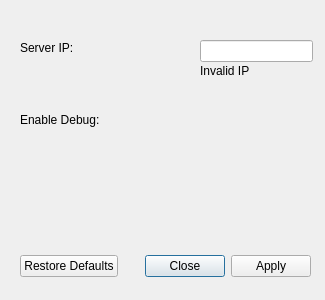
ExarchD/DNTencrypt, file form_gui/settings.ui: the form before one commit.
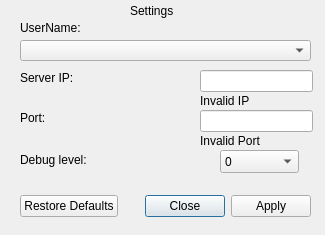
The form after the commit.

Commit message: Adds more functionality to the settings page Renames several of the objects in the settings to be less confusing

```diff
--- a/form_gui/settings.ui
+++ b/form_gui/settings.ui
@@ -7,7 +7,7 @@
     <x>0</x>
     <y>0</y>
     <width>325</width>
-    <height>300</height>
+    <height>235</height>
    </rect>
   </property>
   <property name="windowTitle">
@@ -17,7 +17,7 @@
    <property name="geometry">
     <rect>
      <x>20</x>
-     <y>250</y>
+     <y>190</y>
      <width>291</width>
      <height>32</height>
     </rect>
@@ -36,7 +36,7 @@
    <property name="geometry">
     <rect>
      <x>200</x>
-     <y>40</y>
+     <y>70</y>
      <width>113</width>
      <height>22</height>
     </rect>
@@ -46,7 +46,7 @@
    <property name="geometry">
     <rect>
      <x>20</x>
-     <y>40</y>
+     <y>70</y>
      <width>61</width>
      <height>16</height>
     </rect>
@@ -55,11 +55,11 @@
     <string>Server IP:</string>
    </property>
   </widget>
-  <widget class="QLabel" name="label_2">
+  <widget class="QLabel" name="label_ipwarn">
    <property name="geometry">
     <rect>
      <x>200</x>
-     <y>60</y>
+     <y>90</y>
      <width>111</width>
      <height>21</height>
     </rect>
@@ -72,13 +72,120 @@
    <property name="geometry">
     <rect>
      <x>20</x>
-     <y>110</y>
+     <y>150</y>
      <width>91</width>
      <height>20</height>
     </rect>
    </property>
    <property name="text">
-    <string>Enable Debug:</string>
+    <string>Debug level:</string>
+   </property>
+  </widget>
+  <widget class="QComboBox" name="combo_debug">
+   <property name="geometry">
+    <rect>
+     <x>220</x>
+     <y>150</y>
+     <width>79</width>
+     <height>23</height>
+    </rect>
+   </property>
+   <item>
+    <property name="text">
+     <string>0</string>
+    </property>
+   </item>
+   <item>
+    <property name="text">
+     <string>1</string>
+    </property>
+   </item>
+   <item>
+    <property name="text">
+     <string>2</string>
+    </property>
+   </item>
+   <item>
+    <property name="text">
+     <string>3</string>
+    </property>
+   </item>
+   <item>
+    <property name="text">
+     <string>4</string>
+    </property>
+   </item>
+  </widget>
+  <widget class="QLineEdit" name="port_lineEdit">
+   <property name="geometry">
+    <rect>
+     <x>200</x>
+     <y>110</y>
+     <width>113</width>
+     <height>22</height>
+    </rect>
+   </property>
+  </widget>
+  <widget class="QLabel" name="label_portwarn">
+   <property name="geometry">
+    <rect>
+     <x>200</x>
+     <y>130</y>
+     <width>111</width>
+     <height>21</height>
+    </rect>
+   </property>
+   <property name="text">
+    <string>Invalid Port</string>
+   </property>
+  </widget>
+  <widget class="QLabel" name="label_port">
+   <property name="geometry">
+    <rect>
+     <x>20</x>
+     <y>110</y>
+     <width>61</width>
+     <height>16</height>
+    </rect>
+   </property>
+   <property name="text">
+    <string>Port:</string>
+   </property>
+  </widget>
+  <widget class="QLabel" name="label_2">
+   <property name="geometry">
+    <rect>
+     <x>20</x>
+     <y>20</y>
+     <width>91</width>
+     <height>16</height>
+    </rect>
+   </property>
+   <property name="text">
+    <string>UserName:</string>
+   </property>
+  </widget>
+  <widget class="QComboBox" name="comboBox">
+   <property name="geometry">
+    <rect>
+     <x>20</x>
+     <y>40</y>
+     <width>291</width>
+     <height>21</height>
+    </rect>
+   </property>
+  </widget>
+  <widget class="QLabel" name="label_5">
+   <property name="geometry">
+    <rect>
+     <x>130</x>
+     <y>0</y>
+     <width>111</width>
+     <height>21</height>
+    </rect>
+   </property>
+   <property name="text">
+    <string>Settings</string>
    </property>
   </widget>
  </widget>
```
Left out of the diff: 6 changed lines with no effect on the pictures. The commit also changes 3 other files.
